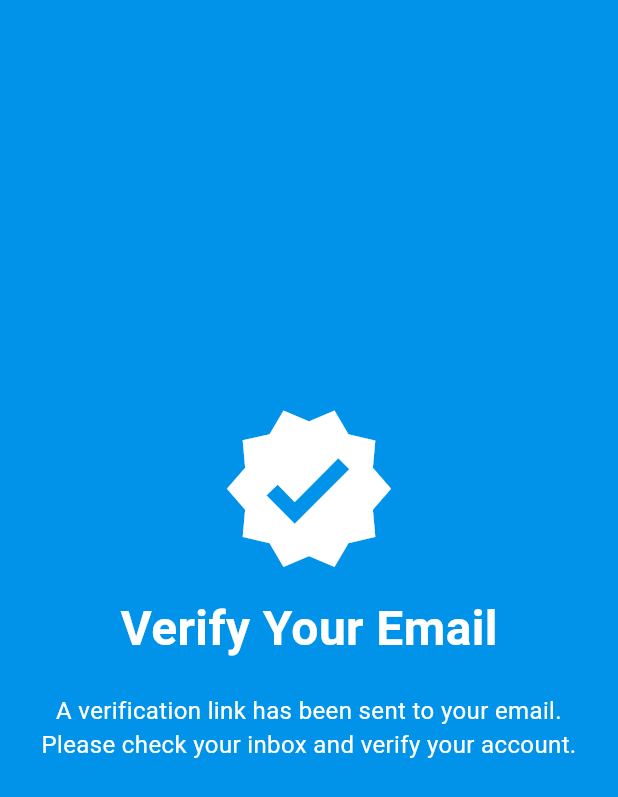
After one commit to kaiichun/buybit-crypto-wallet, a Flutter app: the VerifyScreen screen opened by its route, on a phone screen of 412 x 824 dp. The commit adds this screen. Shown: the top 797 px of the screen. Run offline on Flutter 3.47's test engine with Material 3 defaults, Android fonts, the phone set to English and light mode, and no system bars; our stand-ins replace cloud_firestore, firebase_auth, firebase_core, flutter_local_notifications, permission_handler, syncfusion_flutter_charts; accounts and stored records are empty; network calls fail.

Commit message:
verify email and reset password

```diff
--- a/lib/main.dart
+++ b/lib/main.dart
@@ -1,10 +1,11 @@
 import 'package:buybit/data/api/auth_service.dart';
 import 'package:buybit/data/provider/favorite_coin_provider.dart';
 import 'package:buybit/data/provider/wallet_provider.dart';
-import 'package:buybit/data/service/notification.dart';
+import 'package:buybit/data/api/notification_service.dart';
 import 'package:buybit/navigation/navigation_screen.dart';
 import 'package:buybit/screens/login_screen.dart';
-import 'package:buybit/screens/resigter.dart';
+import 'package:buybit/screens/resigter_screen.dart';
+import 'package:buybit/screens/vertify_screen.dart';
 import 'package:flutter/material.dart';
 import 'package:firebase_core/firebase_core.dart';
 import 'package:provider/provider.dart';
@@ -23,7 +24,6 @@ class BuyBitApp extends StatelessWidget {
   const BuyBitApp({super.key});
   @override
   Widget build(BuildContext context) {
-    NotificationService notificationService = NotificationService();
     return MultiProvider(
       providers: [
         ChangeNotifierProvider<AuthService>(
@@ -52,6 +52,7 @@ class BuyBitApp extends StatelessWidget {
         routes: {
           '/login': (context) => const LoginScreen(),
           '/register': (context) => const RegisterScreen(),
+          '/verify': (context) => const VerifyScreen(),
           '/main': (context) => const NavigationScreen(),
         },
       ),
--- a/lib/screens/home_screen.dart
+++ b/lib/screens/home_screen.dart
@@ -1,8 +1,8 @@
 import 'package:buybit/data/api/api_service.dart';
+import 'package:buybit/data/api/auth_service.dart';
 import 'package:buybit/data/modal/coin.dart';
 import 'package:buybit/data/provider/favorite_coin_provider.dart';
 import 'package:buybit/data/provider/wallet_provider.dart';
-import 'package:buybit/data/service/auth_service.dart';
 import 'package:buybit/screens/market_coin_detail_screen.dart';
 import 'package:flutter/material.dart';
 import 'package:provider/provider.dart';
--- a/lib/screens/order_screen.dart
+++ b/lib/screens/order_screen.dart
@@ -6,7 +6,7 @@ import 'package:buybit/data/provider/wallet_provider.dart';
 import 'package:buybit/data/repository/wallet_history_repository.dart';
 import 'package:buybit/data/repository/wallet_order_coin_repository.dart';
 import 'package:buybit/data/repository/wallet_repository.dart';
-import 'package:buybit/data/service/notification.dart';
+import 'package:buybit/data/api/notification_service.dart';
 import 'package:flutter/material.dart';
 import 'package:provider/provider.dart';
 
--- a/lib/screens/resigter.dart
+++ b/lib/screens/resigter_screen.dart
@@ -1,8 +1,8 @@
+import 'package:buybit/data/api/auth_service.dart';
 import 'package:buybit/data/modal/user.dart';
 import 'package:buybit/data/repository/auth_repository.dart';
 import 'package:firebase_auth/firebase_auth.dart';
 import 'package:flutter/material.dart';
-import 'package:buybit/data/service/auth_service.dart';
 
 class RegisterScreen extends StatefulWidget {
   const RegisterScreen({super.key});
@@ -87,7 +87,8 @@ class _RegisterScreenState extends State<RegisterScreen> {
           email: firebaseUser.email!,
         );
         await _authRepository.createUser(newUser);
-        Navigator.pushNamedAndRemoveUntil(context, '/main', (route) => false);
+        // Navigate to VerifyScreen
+        Navigator.pushNamed(context, '/verify');
       } else {
         ScaffoldMessenger.of(context).showSnackBar(
           const SnackBar(content: Text('Registration failed')),
--- /dev/null
+++ b/lib/screens/vertify_screen.dart
@@ -0,0 +1,77 @@
+import 'package:flutter/material.dart';
+
+class VerifyScreen extends StatefulWidget {
+  const VerifyScreen({super.key});
+
+  @override
+  _VerifyScreenState createState() => _VerifyScreenState();
+}
+
+class _VerifyScreenState extends State<VerifyScreen>
+    with SingleTickerProviderStateMixin {
+  late AnimationController controller;
+  late Animation<double> tweenValue;
+
+  @override
+  void initState() {
+    super.initState();
+
+    controller = AnimationController(
+      duration: const Duration(seconds: 2),
+      vsync: this,
+    )..repeat(reverse: true);
+
+    tweenValue = Tween<double>(begin: 1.0, end: 1.2).animate(controller);
+
+    Future.delayed(const Duration(seconds: 5), () {
+      Navigator.pushNamedAndRemoveUntil(context, '/login', (route) => false);
+    });
+  }
+
+  @override
+  void dispose() {
+    controller.dispose();
+    super.dispose();
+  }
+
+  @override
+  Widget build(BuildContext context) {
+    return Scaffold(
+      backgroundColor: const Color(0xFF0093E9),
+      body: Center(
+        child: Padding(
+          padding: const EdgeInsets.all(24.0),
+          child: Column(
+            mainAxisAlignment: MainAxisAlignment.center,
+            children: [
+              ScaleTransition(
+                scale: tweenValue,
+                child: const Icon(
+                  Icons.verified,
+                  size: 100,
+                  color: Colors.white,
+                ),
+              ),
+              const SizedBox(height: 20),
+              const Text(
+                'Verify Your Email',
+                style: TextStyle(
+                  fontSize: 32,
+                  fontWeight: FontWeight.bold,
+                  color: Colors.white,
+                ),
+              ),
+              const SizedBox(height: 20),
+              const Text(
+                'A verification link has been sent to your email. Please check your inbox and verify your account.',
+                textAlign: TextAlign.center,
+                style: TextStyle(fontSize: 16, color: Colors.white),
+              ),
+              const SizedBox(height: 40),
+            ],
+          ),
+        ),
+      ),
+    );
+  }
+}
--- a/lib/screens/wallet_screen.dart
+++ b/lib/screens/wallet_screen.dart
@@ -3,7 +3,7 @@ import 'package:buybit/data/modal/wallet_history.dart';
 import 'package:buybit/data/provider/wallet_provider.dart';
 import 'package:buybit/data/repository/wallet_history_repository.dart';
 import 'package:buybit/data/repository/wallet_repository.dart';
-import 'package:buybit/data/service/notification.dart';
+import 'package:buybit/data/api/notification_service.dart';
 import 'package:flutter/material.dart';
 import 'package:flutter/services.dart';
 import 'package:provider/provider.dart';
```
Also changed, not shown: lib/data/api/auth_service.dart (+28 -31 lines), lib/data/service/auth_service.dart (deleted, +0 -41 lines), lib/screens/login_screen.dart (+84 -3 lines), lib/data/api/notification_service.dart (renamed from lib/data/service/notification.dart).
